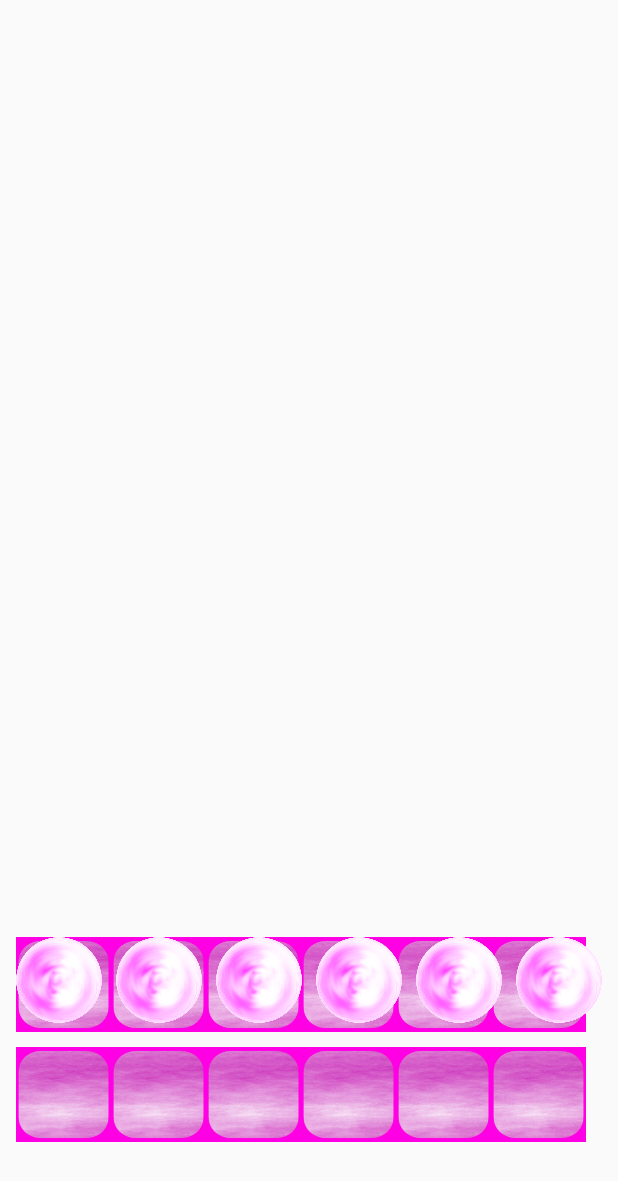
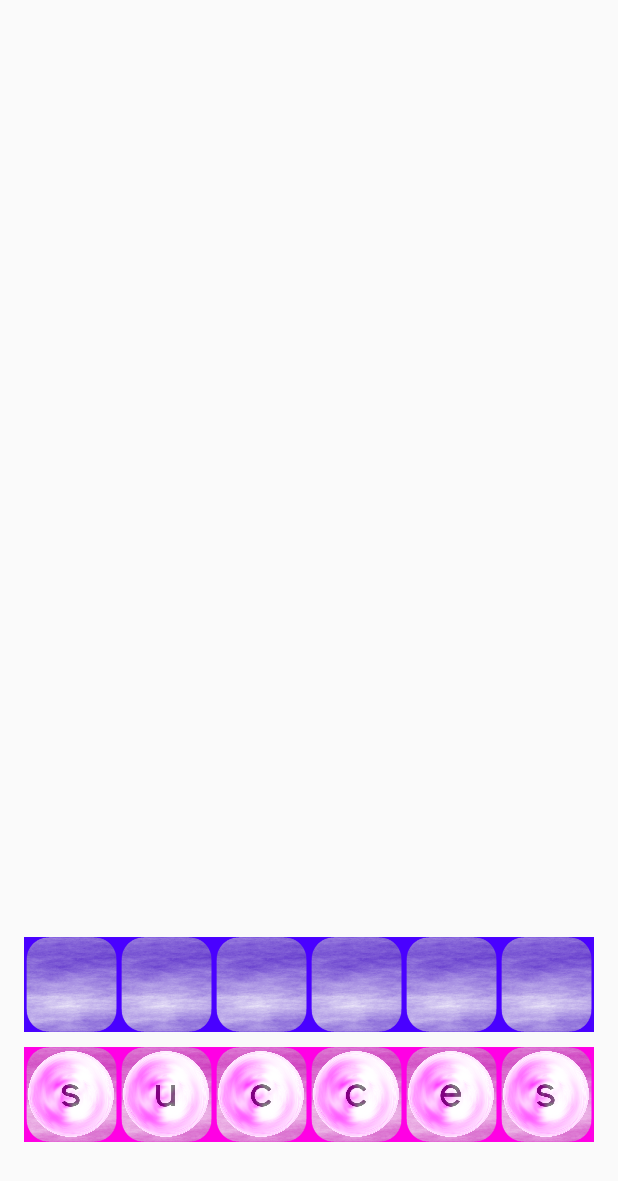
Before and after one commit to idrios/WordMash, an Android app: the screen it shows after launch (MainActivity), after a tap on "START GAME", on a phone screen of 412 x 824 dp. Shown: the top 1181 px of the screen. Run offline under Robolectric (Android 15) with nearby library versions, the phone set to English and light mode, and no system bars.

Commit message:
Letters can move correctly on the board when tapped

```diff
--- a/app/src/main/java/com/idrios/wordmash/assets/BoardView.java
+++ b/app/src/main/java/com/idrios/wordmash/assets/BoardView.java
@@ -5,6 +5,7 @@ import android.content.Intent;
 import android.graphics.Bitmap;
 import android.os.AsyncTask;
 import android.os.SystemClock;
+import android.os.health.SystemHealthManager;
 import android.util.ArrayMap;
 import android.util.AttributeSet;
 import android.util.Log;
@@ -52,6 +53,7 @@ import java.util.Map;
  */
 
 public class BoardView extends RelativeLayout {
+    //TODO: randomize the positions of the letters before the get rendered (so people can't see the answers)
 
     private static final String TAG = "BoardView";
 
@@ -59,8 +61,6 @@ public class BoardView extends RelativeLayout {
     private LinearLayout TileLayout;
     private BoardArrangement mBoardArrangement;
     private GameConfiguration mGameConfiguration;
-    private RelativeLayout.LayoutParams mLetterLayoutParams;
-
 
     //Dimensions
     private int mScreenWidth;
@@ -69,8 +69,13 @@ public class BoardView extends RelativeLayout {
     private int mSizeLetter;
 
     //Board Info
-    private Map<Integer, TileView> mTileViewReference;
-    private Map<Integer, LetterView> mLetterViewReference;
+    private Map<Integer, TileView> mTileViewReference; // {1,2,3,4,5,6   7,8,9,10,11,12}
+    private Map<Integer, LetterView> mLetterViewReference; // {1,2,3,4,5,6}
+
+    //Strings
+    public static final String TILEURL = "letter_box_single_1100";
+    public static final String TILEURLGUESS = "letter_box_guess_single_1100";
+
 
     public BoardView(Context context){
         this(context, null);
@@ -110,34 +115,13 @@ public class BoardView extends RelativeLayout {
         mSizeTile = Math.round((width - ((mGameConfiguration.maxWordSize - 1)*tileMarginHorizontal)) / mGameConfiguration.maxWordSize);
         mSizeLetter = (int)Math.round(mSizeTile * 0.90);
 
-        // calculate positions of tiles
-        /* TODO Consider deleting all of this code...
-        mTileCoordsX =  new int[mGameConfiguration.maxWordSize];
-        for(int i = 0; i < mTileCoordsX.length; i++){
-            mTileCoordsX[i] = (i-((mGameConfiguration.maxWordSize-1)/2))*(mSizeTile + tileMarginHorizontal);
-        }
-        mTileCoordsY = new int[2];
-        for(int i = 0; i < mTileCoordsY.length; i++){
-            mTileCoordsY[i] = (i-(1/2))*(mSizeTile + (3*tileMarginHorizontal)); // Arbitrarily chosen the vertical tile margin to be 3x the horizontal tile margin
-        }
-
-        mTileLayoutParams = new RelativeLayout.LayoutParams(mSizeTile, mSizeTile);
-        */
-        mLetterLayoutParams = new RelativeLayout.LayoutParams((int)(mSizeTile*.90), (int)(mSizeTile*.90));
-
-
-        // TODO update mTileLayoutParams to be correct
-
         buildBoard();
-
+        setLetterChars(mGameConfiguration.WORD);
     }
 
     public void buildBoard(){
         // TODO upload WordMash background
 
-        //mLetters = new Character[]{'c', 'h', 'e', 'r', 'r', 'y'};
-
-        // TODO give correct layoutParams to tiles
         for(int row = 0; row < 2; row++) {
             for(int tileNum = 0; tileNum < mGameConfiguration.maxWordSize; tileNum++ ){
                 addTile(row, (row * mGameConfiguration.maxWordSize) + tileNum, this);
@@ -145,12 +129,11 @@ public class BoardView extends RelativeLayout {
         }
         for(int id = 0; id < mGameConfiguration.maxWordSize; id++){
             addLetter(id, this);
-            setLetterPosition(id, id);
+            setLetterPosition(id, id + mGameConfiguration.maxWordSize);
         }
-
     }
 
-    private void addTile(int row, final int id, ViewGroup parent){
+    private void addTile(final int row, final int id, ViewGroup parent){
         // Get the TileView
         final TileView tileView = TileView.fromXml(getContext(), parent);
 
@@ -182,7 +165,7 @@ public class BoardView extends RelativeLayout {
 
             @Override
             protected Bitmap doInBackground(Void... params){
-                return mBoardArrangement.getTileBitmap(id, mSizeTile);
+                return getTileBitmap(row, mSizeTile);
             }
 
             @Override
@@ -191,22 +174,38 @@ public class BoardView extends RelativeLayout {
             }
         }.execute();
 
+        tileView.setOnClickListener(new View.OnClickListener() {
+            @Override
+            public void onClick(View v){
+                //Move up or down, based on position
+                Shared.eventBus.notify(new LetterTappedEvent(id));
+
+            }
+        });
         //TODO give animations
     }
 
     public void addLetter(final int id, ViewGroup parent){
         // Get the LetterView
         final LetterView letterView = LetterView.fromXml(getContext(), parent);
-        letterView.setLayoutParams(mLetterLayoutParams);
+
+        // Create Layout Params
+        RelativeLayout.LayoutParams letterLayoutParams = new RelativeLayout.LayoutParams(mSizeLetter, mSizeLetter);
+
+        // Apply Layout Params to LetterView
+        letterView.setLayoutParams(letterLayoutParams);
+
+        // Put LetterView on the board
         parent.addView(letterView);
         parent.setClipChildren(false);
         mLetterViewReference.put(id, letterView);
 
+        // Draw the LetterView
         new AsyncTask<Void, Void, Bitmap>(){
 
             @Override
             protected Bitmap doInBackground(Void... params){
-                return mBoardArrangement.getTileBitmap(id, mSizeLetter);
+                return getLetterBitmap('\u0000', mSizeLetter);
             }
 
             @Override
@@ -218,22 +217,119 @@ public class BoardView extends RelativeLayout {
         letterView.setOnClickListener(new View.OnClickListener() {
             @Override
             public void onClick(View v){
+                //Move up or down, based on position
+                if(mBoardArrangement.letterToTileMap.get(id) < mGameConfiguration.maxWordSize) {
+                    moveLetterDown(id);
+                } else{
+                    moveLetterUp(id);
+                }
                 Shared.eventBus.notify(new LetterTappedEvent(id));
             }
         });
 
     }
 
-    public void setLetterPosition(int letterId, int tileId){
+    public void moveLetterUp(int letterId){
+
+        // This while-loop finds which tile is not occupied by a letterView
+        int tileId = -1;
+        for(int id = 0; id<mGameConfiguration.maxWordSize; id++){
+            if(mBoardArrangement.tileToLetterMap.get(id) < 0){
+                tileId = id;
+                break;
+            }
+        }
+        setLetterPosition(letterId, tileId);
+    }
+
+    public void moveLetterDown(int letterId){
+
+        // This while-loop finds which tile is not occupied by a letterView
+        int tileId = -1;
+        for(int id = mGameConfiguration.maxWordSize; id<2*mGameConfiguration.maxWordSize; id++){
+            if(mBoardArrangement.tileToLetterMap.get(id) < 0){
+                tileId = id;
+                break;
+            }
+        }
+
+        setLetterPosition(letterId, tileId);
+    }
+
+    //TODO: move letters to chosen tileId
+    public boolean setLetterPosition(int letterId, int tileId){
         LetterView letterView = mLetterViewReference.get(letterId);
+
         TileView tileView = mTileViewReference.get(tileId);
 
         RelativeLayout.LayoutParams letterLayoutParams = new RelativeLayout.LayoutParams(mSizeLetter, mSizeLetter);
-        letterLayoutParams.leftMargin = 100*tileId;
+        RelativeLayout.LayoutParams tileLayoutParams = (RelativeLayout.LayoutParams)tileView.getLayoutParams();
+        int[] xy = new int[2];
+
+        // Add new, correct rules
+        letterLayoutParams.addRule(RelativeLayout.ALIGN_LEFT,
+                Integer.parseInt(getResources().getString(R.string.TileViewIdStartVal)) + tileId);
+        letterLayoutParams.leftMargin = ((mSizeTile - mSizeLetter)/2);
+        letterLayoutParams.addRule(RelativeLayout.ALIGN_TOP,
+                Integer.parseInt(getResources().getString(R.string.TileViewIdStartVal)) + tileId);
+        letterLayoutParams.topMargin = ((mSizeTile - mSizeLetter)/2);
 
         letterView.setLayoutParams(letterLayoutParams);
 
+        mBoardArrangement.tileToLetterMap.put(mBoardArrangement.letterToTileMap.get(letterId), -1); //make sure the old tile is now at -1
+        mBoardArrangement.tileToLetterMap.put(tileId, letterId);
+        mBoardArrangement.letterToTileMap.put(letterId, tileId);
+        return true;
     }
 
+    public void setLetterChars(String word){
+        setLetterChars(word.toLowerCase().toCharArray());
+    }
+
+    public void setLetterChars(char[] chars){
+        for(int i = 0; i<chars.length; i++){
+            setLetterChar(chars[i], i);
+        }
+    }
+
+    public void setLetterChar(final char c, int id){
+        final LetterView view = mLetterViewReference.get(id);
+        view.setLetter(c);
+
+        // Draw the LetterView
+        new AsyncTask<Void, Void, Bitmap>(){
+
+            @Override
+            protected Bitmap doInBackground(Void... params){
+                return getLetterBitmap(c, mSizeLetter);
+            }
+
+            @Override
+            protected void onPostExecute(Bitmap result){
+                view.setLetterImage(result);
+            }
+        }.execute();
+
+
+    }
+
+    public static Bitmap getTileBitmap(int row, int size){
+        String string;
+        if(row == 0) string = TILEURLGUESS;
+        else string = TILEURL;
+        String drawableResourceName = string; //TODO this can be used to choose between themes
+        int drawableResourceId = Shared.context.getResources().getIdentifier(drawableResourceName, "drawable", Shared.context.getPackageName());
+
+        Bitmap bitmap = Utils.scaleDown(drawableResourceId, size, size);
+
+        return bitmap;
+    }
+
+    public static Bitmap getLetterBitmap(char c, int size){
+        String drawableResourceName = "letter_" + c;
+        int drawableResourceId = Shared.context.getResources().getIdentifier(drawableResourceName, "drawable", Shared.context.getPackageName());
+        Bitmap bitmap = Utils.scaleDown(drawableResourceId, size, size);
+        return bitmap;
+    }
 
 }
--- a/app/src/main/java/com/idrios/wordmash/engine/Engine.java
+++ b/app/src/main/java/com/idrios/wordmash/engine/Engine.java
@@ -54,14 +54,17 @@ public class Engine extends EventObserverAdapter {
 
     @Override
     public void onEvent(StartGameEvent event){
+
+        //TODO set the wordmap in the game configuration
         //configure a game
         mPlayingGame = new Game(new GameConfiguration(3, 6));
 
         //Make WordMap
 
 
-        //arrange the board
-        arrangeBoard();
+        //TODO programmatically set the word
+        //set up the game
+        mPlayingGame.gameConfiguration.setWord("succes");
 
         //load the screen
         mScreenController.openScreen(Screen.GAME);
@@ -77,47 +80,8 @@ public class Engine extends EventObserverAdapter {
     @Override
     public void onEvent(LetterTappedEvent event){
         //TODO make an actual event
-        Toast.makeText(Shared.context, "WOOOOOO", Toast.LENGTH_SHORT).show();
+        Toast.makeText(Shared.context, "ID: " + event.id, Toast.LENGTH_SHORT).show();
         int tileId = event.id;
-        BoardArrangement boardArrangement = getActiveGame().boardArrangement;
-
-
-    }
-
-    public void arrangeBoard(){
-        GameConfiguration gameConfiguration = mPlayingGame.gameConfiguration;
-
-        //TODO initialize the hashmap better
-        Map<Integer, String> letterArr = new HashMap<>();
-        letterArr.put(0, "f");
-        letterArr.put(1, "r");
-        letterArr.put(2, "i");
-        letterArr.put(3, "e");
-        letterArr.put(4, "n");
-        letterArr.put(5, "d");
-        Map<Integer, String> tileArr = new HashMap<>();
-        for(int i = 0; i < mPlayingGame.gameConfiguration.maxWordSize; i++){tileArr.put(i, "letter_box_single_1100.png");}
-        for(int i = mPlayingGame.gameConfiguration.maxWordSize; i < 2*mPlayingGame.gameConfiguration.maxWordSize; i++){tileArr.put(i, "letter_box_guess_single_1100.png");}
-        BoardArrangement boardArrangement = new BoardArrangement(letterArr, tileArr);
-
-        //each tile is labeled with its id 0-5
-        List<Integer> ids = new ArrayList<>();
-        for(int i = 0; i < gameConfiguration.maxWordSize; i++){
-            ids.add(i);
-        }
-
-        //TODO Collections.shuffle(ids)
-
-        boardArrangement.letterUrls = new HashMap<Integer, String>();
-
-        for(int i = 0; i < letterArr.size(); i++){
-            boardArrangement.letterUrls.put(ids.get(i), "letter_" + letterArr.get(i).toString().toLowerCase());
-        }
-
-        //TODO arrange the board here
-
-        mPlayingGame.boardArrangement = boardArrangement;
-        return;
     }
 
     public Game getActiveGame() {
--- a/app/src/main/java/com/idrios/wordmash/fragments/GameFragment.java
+++ b/app/src/main/java/com/idrios/wordmash/fragments/GameFragment.java
@@ -17,7 +17,11 @@ import com.idrios.wordmash.assets.BankView;
 import com.idrios.wordmash.assets.BoardView;
 import com.idrios.wordmash.assets.TileView;
 import com.idrios.wordmash.common.Shared;
+import com.idrios.wordmash.events.Event;
+import com.idrios.wordmash.events.ui.LetterTappedEvent;
 import com.idrios.wordmash.model.Game;
+import com.idrios.wordmash.model.GameConfiguration;
+import com.idrios.wordmash.model.board.BoardArrangement;
 
 /** The fragment loads all the viewable objects, but is not responsible for the programming behind
  * them (i.e. the bank and board are loaded from XML but the content in the bank and board are
@@ -77,4 +81,5 @@ public class GameFragment extends BaseFragment {
         mBoardView.setBoard(game);
     }
 
+
 }
--- a/app/src/main/java/com/idrios/wordmash/model/Game.java
+++ b/app/src/main/java/com/idrios/wordmash/model/Game.java
@@ -2,6 +2,9 @@ package com.idrios.wordmash.model;
 
 import com.idrios.wordmash.model.board.BoardArrangement;
 import com.idrios.wordmash.model.wordlist.WordMap;
+
+import java.util.HashMap;
+import java.util.Map;
 
 /**
  * Created by idrios on 2/18/18.
@@ -17,6 +20,7 @@ public class Game {
 
     public Game(GameConfiguration gConfig){
         this.gameConfiguration = gConfig;
+        this.boardArrangement = randomArrangement();
         loadWordMap();
     }
 
@@ -24,4 +28,22 @@ public class Game {
 
     }
 
+    private BoardArrangement randomArrangement(){
+        BoardArrangement boardArrangement = new BoardArrangement();
+        Map<Integer, Integer> tileToLetterMap = new HashMap<Integer, Integer>();
+        Map<Integer, Integer> letterToTileMap = new HashMap<Integer, Integer>();
+        for(int i = 0; i<2*gameConfiguration.maxWordSize; i++){
+            tileToLetterMap.put(i, -1);
+        }
+        for(int i = 0; i<gameConfiguration.maxWordSize; i++){
+            letterToTileMap.put(i, i+gameConfiguration.maxWordSize);
+            tileToLetterMap.put(i+gameConfiguration.maxWordSize, i);
+        }
+        boardArrangement.letterToTileMap = letterToTileMap;
+        boardArrangement.tileToLetterMap = tileToLetterMap;
+        return boardArrangement;
+    }
+
+
+
 }
--- a/app/src/main/java/com/idrios/wordmash/model/board/BoardArrangement.java
+++ b/app/src/main/java/com/idrios/wordmash/model/board/BoardArrangement.java
@@ -8,8 +8,7 @@ import com.idrios.wordmash.utils.Utils;
 import java.util.Map;
 
 /**
- * This is the setting of the layout. Only settings are stored here and methods to obtain settings,
- * no algorithms or program execution are done here.
+ * This is the setting of the layout.
  *
  * Created by idrios on 2/18/18.
  */
@@ -18,31 +17,10 @@ public class BoardArrangement {
 
     // something for layout of obtained/unobtained words
     // something for mapping of tile to position on board
-    public Map<Integer, String> tileUrls;
-    public Map<Integer, String> letterUrls;
-    public int boardPositions;
 
-    public BoardArrangement(Map<Integer, String> letterUrls,
-                            Map<Integer, String> tileUrls){
-        this.letterUrls = letterUrls;
-        this.tileUrls = tileUrls;
-    }
+    public Map<String, Boolean> wordFound;
+    public Map<Integer, Integer> letterToTileMap;
+    public Map<Integer, Integer> tileToLetterMap;
 
-    public Bitmap getTileBitmap(int id, int size){
-        String string = tileUrls.get(id);
-        String drawableResourceName = string; //TODO this can be used to choose between themes
-        int drawableResourceId = Shared.context.getResources().getIdentifier(drawableResourceName, "drawable", Shared.context.getPackageName());
-
-        Bitmap bitmap = Utils.scaleDown(drawableResourceId, size, size);
-
-        return bitmap;
-    }
-    public Bitmap getLetterBitmap(int id, int size){
-        String string = letterUrls.get(id);
-        String drawableResourceName = string;
-        int drawableResourceId = Shared.context.getResources().getIdentifier(drawableResourceName, "drawable", Shared.context.getPackageName());
-        Bitmap bitmap = Utils.scaleDown(drawableResourceId, size, size);
-        return bitmap;
-    }
 
 }
```
